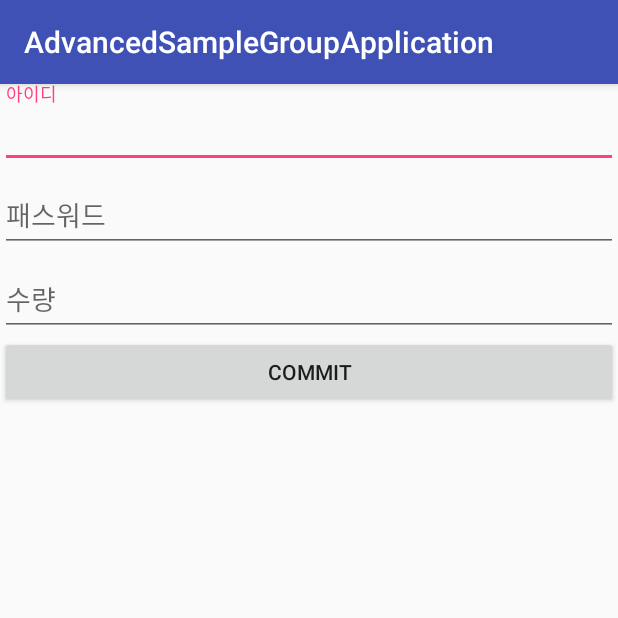
After one commit to akakim/AdvancedSampleGroupApp, an Android app: the TextInputLayoutCustomActivity screen opened directly, with no data from a screen before it, on a phone screen of 412 x 824 dp, the top half of it. The commit adds this screen. Run offline under Robolectric (Android 15) with nearby library versions, the phone set to English and light mode, and no system bars; our stand-ins replace ButterKnife.

Commit message:
1. 입력란 검증을 위한 TextInputLayout작성 . 2. 추후 콤마 기능을 제공하는 EditText 작성예정.

```diff
--- a/app/src/main/AndroidManifest.xml
+++ b/app/src/main/AndroidManifest.xml
@@ -48,7 +48,8 @@
         <activity android:name=".samples.widget.ConstraintLayoutListActivity" />
         <activity android:name=".samples.database.GetAllOfItems" />
         <activity android:name=".samples.database.GetAllOfMusicItemsActivity" />
-        <activity android:name=".samples.ButterKnifeExampleActivity"></activity>
+        <activity android:name=".samples.ButterKnifeExampleActivity" />
+        <activity android:name=".samples.widget.TextInputLayoutCustomActivity"></activity>
     </application>
 
 </manifest>
--- a/app/src/main/java/group/sample/advanced/rrk/com/advancedsamplegroupapplication/MainListActivity.java
+++ b/app/src/main/java/group/sample/advanced/rrk/com/advancedsamplegroupapplication/MainListActivity.java
@@ -39,6 +39,7 @@ public class MainListActivity extends BaseActivity implements SampleListAdapter.
         sampleItems.add( new SampleItem(IdentifyActivity.class,"Application 고유 ID 와 device의 고유 ID"));
         sampleItems.add( new SampleItem(OpenViewPagerActivity.class,"뷰페이저 테스트를위한 페이지"));
         sampleItems.add( new SampleItem(GetAllOfMusicItemsActivity.class,"음악 아이템을 모아놓음"));
+        sampleItems.add( new SampleItem(TextInputLayoutCustomActivity.class,"TextInput Custom 예제 "));
 
 
         sampleListAdapter = new SampleListAdapter(this, sampleItems , this  );
--- /dev/null
+++ b/app/src/main/java/group/sample/advanced/rrk/com/advancedsamplegroupapplication/samples/widget/TextInputLayoutCustomActivity.java
@@ -0,0 +1,52 @@
+package group.sample.advanced.rrk.com.advancedsamplegroupapplication.samples.widget;
+
+import android.support.design.widget.TextInputEditText;
+import android.support.v7.app.AppCompatActivity;
+import android.os.Bundle;
+
+import butterknife.BindView;
+import butterknife.ButterKnife;
+import butterknife.OnClick;
+import group.sample.advanced.rrk.com.advancedsamplegroupapplication.BaseActivity;
+import group.sample.advanced.rrk.com.advancedsamplegroupapplication.R;
+
+public class TextInputLayoutCustomActivity extends BaseActivity {
+
+
+    @BindView(R.id.etID)
+    TextInputEditText etID;
+
+    @BindView(R.id.etPassword)
+    TextInputEditText etPassword;
+
+    @BindView(R.id.etAmount)
+    TextInputEditText etAmount;
+
+
+
+    @Override
+    protected void onCreate(Bundle savedInstanceState) {
+        super.onCreate(savedInstanceState);
+        setContentView(R.layout.activity_text_input_layout_custom);
+
+        ButterKnife.bind( this );
+
+
+    }
+
+
+    @OnClick(R.id.btnCommit)
+    public void onClickCommit (){
+        if("".equals(etID.getText().toString())){
+            etID.setError(getString(R.string.errorID));
+        }
+
+        if("".equals(etPassword.getText().toString())){
+            etPassword.setError(getString(R.string.errorPassword));
+        }
+
+        if("".equals(etAmount.getText().toString())){
+            etAmount.setError(getString(R.string.errorAmount));
+        }
+    }
+}
--- /dev/null
+++ b/app/src/main/res/layout/activity_text_input_layout_custom.xml
@@ -0,0 +1,54 @@
+<?xml version="1.0" encoding="utf-8"?>
+<android.support.v7.widget.LinearLayoutCompat xmlns:android="http://schemas.android.com/apk/res/android"
+    xmlns:app="http://schemas.android.com/apk/res-auto"
+    xmlns:tools="http://schemas.android.com/tools"
+    android:layout_width="match_parent"
+    android:layout_height="match_parent"
+    tools:context="group.sample.advanced.rrk.com.advancedsamplegroupapplication.samples.widget.TextInputLayoutCustomActivity"
+    android:orientation="vertical">
+
+    <android.support.design.widget.TextInputLayout
+        android:layout_width="match_parent"
+        android:layout_height="wrap_content">
+        <android.support.design.widget.TextInputEditText
+            android:layout_width="match_parent"
+            android:layout_height="wrap_content"
+            android:hint="@string/hinID"
+            android:textColorHint="@color/colorAccent"
+            android:id="@+id/etID"/>
+
+    </android.support.design.widget.TextInputLayout>
+
+    <android.support.design.widget.TextInputLayout
+        android:layout_width="match_parent"
+        android:layout_height="wrap_content">
+        <android.support.design.widget.TextInputEditText
+            android:layout_width="match_parent"
+            android:layout_height="wrap_content"
+            android:hint="@string/hintPassword"
+            android:textColorHint="@color/colorAccent"
+            android:inputType="numberDecimal"
+            android:id="@+id/etPassword"/>
+
+    </android.support.design.widget.TextInputLayout>
+
+    <android.support.design.widget.TextInputLayout
+        android:layout_width="match_parent"
+        android:layout_height="wrap_content">
+        <android.support.design.widget.TextInputEditText
+            android:layout_width="match_parent"
+            android:layout_height="wrap_content"
+            android:hint="@string/hintAmount"
+            android:textColorHint="@color/colorAccent"
+            android:inputType="number"
+            android:id="@+id/etAmount"/>
+
+    </android.support.design.widget.TextInputLayout>
+
+
+    <Button
+        android:layout_width="match_parent"
+        android:layout_height="wrap_content"
+        android:text="Commit"
+        android:id="@+id/btnCommit"/>
+</android.support.v7.widget.LinearLayoutCompat>
--- a/app/src/main/res/values/strings.xml
+++ b/app/src/main/res/values/strings.xml
@@ -59,4 +59,12 @@
     <!-- TODO: Remove or change this placeholder text -->
     <string name="hello_blank_fragment">Hello blank fragment</string>
 
+    <string name="errorID">아이디를 입력</string>
+    <string name="errorPassword">패스워드를 입력하세요</string>
+    <string name="errorAmount">수량을 입력하세요</string>
+
+
+    <string name="hinID">아이디</string>
+    <string name="hintPassword">패스워드</string>
+    <string name="hintAmount">수량</string>
 </resources>
```
